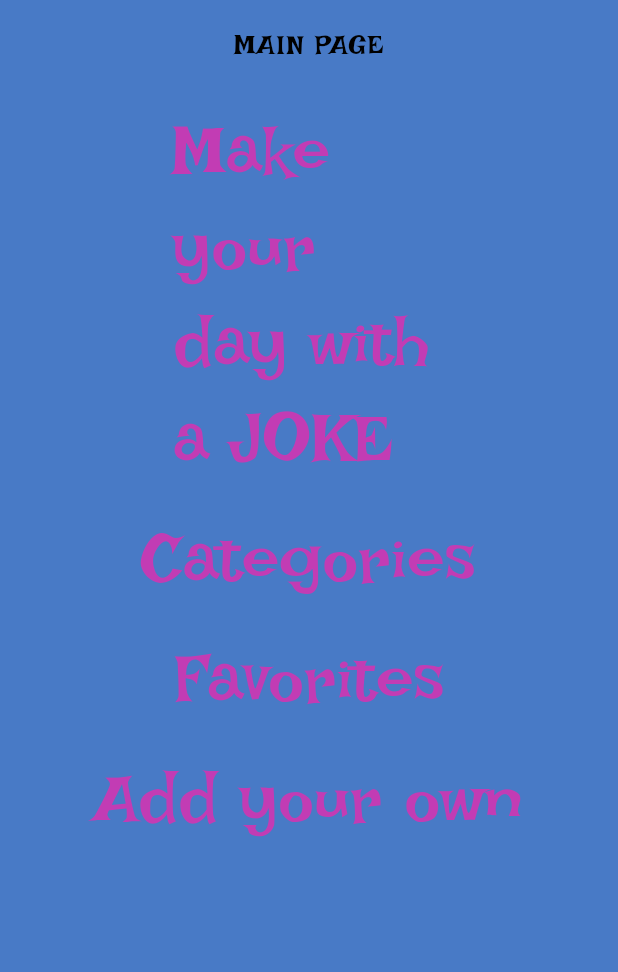
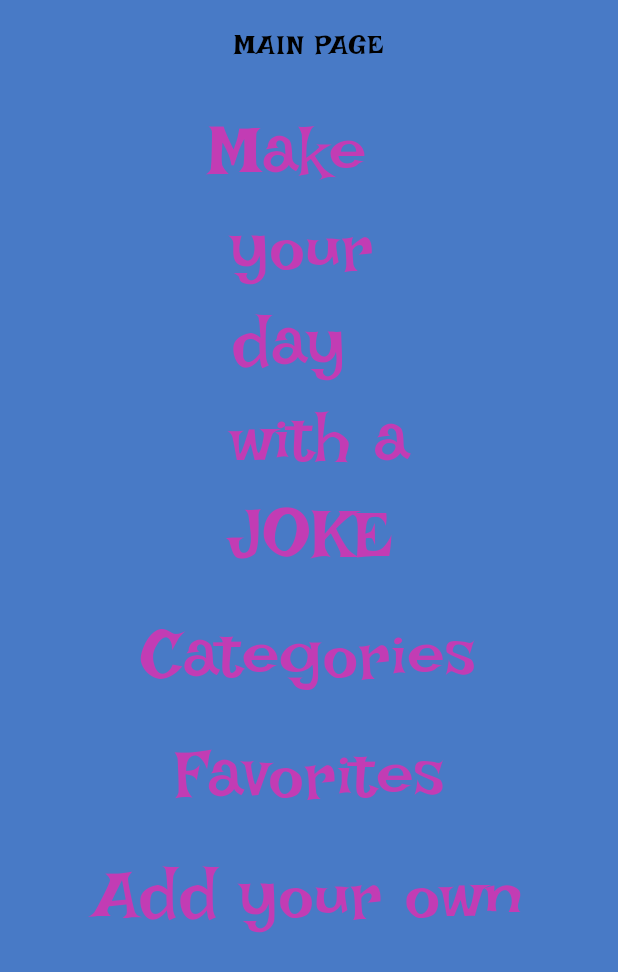
Before and after one commit to S1NT3R/SZFM-Project, a Flutter app: the screen it shows after launch, on a phone screen of 412 x 824 dp. Shown: the top 972 px of the screen. Run offline on Flutter 3.47's test engine with Material 2 defaults, Android fonts, the phone set to English and light mode, and no system bars; our stand-ins replace auto_route, chopper, connectivity_plus, freezed_annotation, shared_preferences; missing offline and left inert: forest_logger; generated files the repository leaves out were written again; network calls fail.

Commit message:
Fixed the main title, now it is centered properly

```diff
--- a/App/lib/src/ui/pages/main/main_page.dart
+++ b/App/lib/src/ui/pages/main/main_page.dart
@@ -42,16 +42,13 @@ class _MainPageState extends State<MainPage> {
         height: double.infinity,
         child: Column(
           children: [
-            SizedBox(
-              width: MediaQuery.of(context).size.width * 0.5,
-              child: CustomTextButton(
-                title: "Make your day with a JOKE",
-                onPressed: () {
-                  AutoRouter.of(context).navigate(
-                    const RandomJokeRoute(),
-                  );
-                },
-              ),
+            CustomTextButton(
+              title: "Make\n your\n day\n with a\n JOKE",
+              onPressed: () {
+                AutoRouter.of(context).navigate(
+                  const RandomJokeRoute(),
+                );
+              },
             ),
             CustomTextButton(
               title: "Categories",
```
